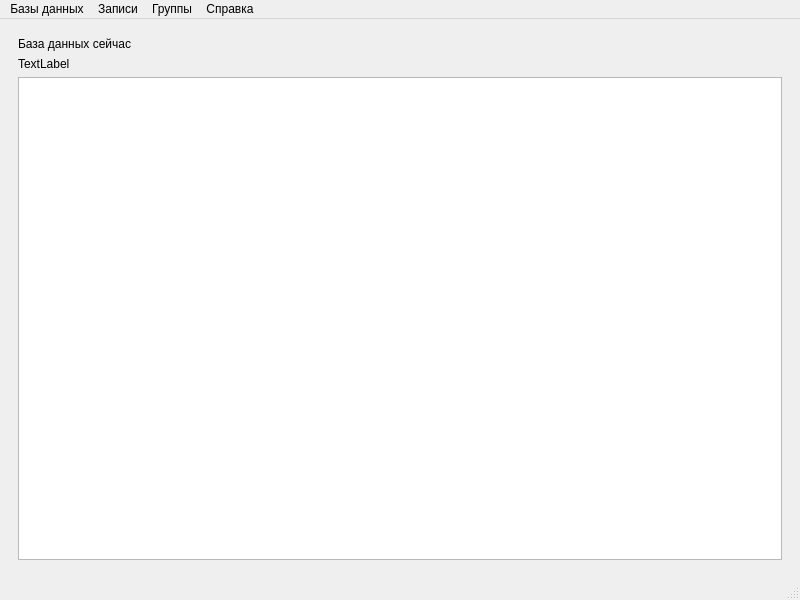
This is mainwindow.ui in SNEGIKON13/Password-Manager as Qt 5 draws it before an edit. The edited form follows.
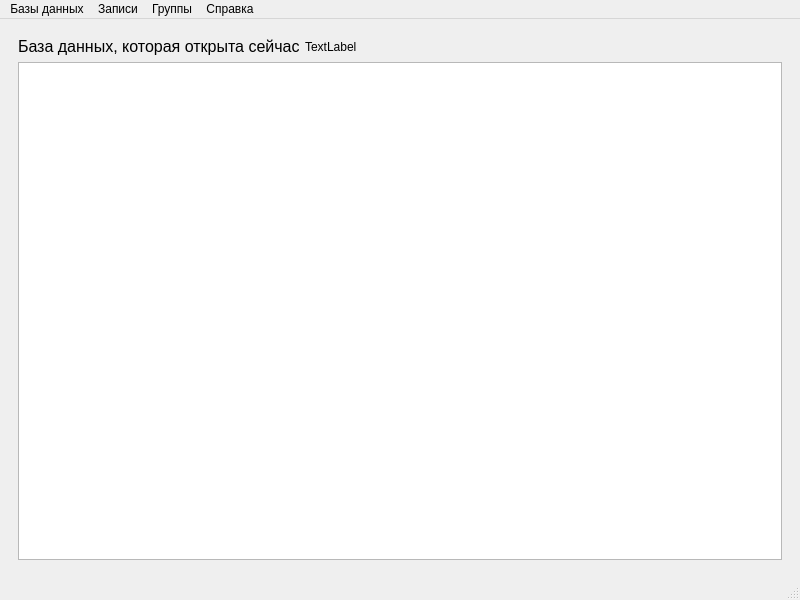
This is the edited form.

```diff
--- a/mainwindow.ui
+++ b/mainwindow.ui
@@ -21,28 +21,42 @@
        <number>0</number>
       </property>
       <widget class="QWidget" name="pageBaseView">
+       <layout class="QGridLayout" name="gridLayout">
+        <item row="0" column="0">
        <layout class="QVBoxLayout" name="verticalLayout">
         <item>
+           <layout class="QHBoxLayout" name="horizontalLayout">
+            <item>
          <widget class="QLabel" name="label">
+              <property name="maximumSize">
+               <size>
+                <width>281</width>
+                <height>21</height>
+               </size>
+              </property>
           <property name="text">
-           <string>База данных сейчас</string>
+               <string>&lt;html&gt;&lt;head/&gt;&lt;body&gt;&lt;p&gt;&lt;span style=&quot; font-size:12pt;&quot;&gt;База данных, которая открыта сейчас:&lt;/span&gt;&lt;/p&gt;&lt;/body&gt;&lt;/html&gt;</string>
           </property>
          </widget>
         </item>
         <item>
-         <widget class="QLabel" name="label_2">
+             <widget class="QLabel" name="baseName">
           <property name="text">
            <string>TextLabel</string>
           </property>
-         </widget>
+              <property name="alignment">
+               <set>Qt::AlignLeading|Qt::AlignLeft|Qt::AlignVCenter</set>
+              </property>
+             </widget>
+            </item>
+           </layout>
         </item>
         <item>
          <widget class="QTableWidget" name="tableWidget"/>
         </item>
        </layout>
-       <zorder>tableWidget</zorder>
-       <zorder>label</zorder>
-       <zorder>label_2</zorder>
+        </item>
+       </layout>
       </widget>
      </widget>
     </item>
```
Left out of the diff: 5 changed lines with no effect on the pictures. Lines whose indentation alone changed are shown as unchanged.
